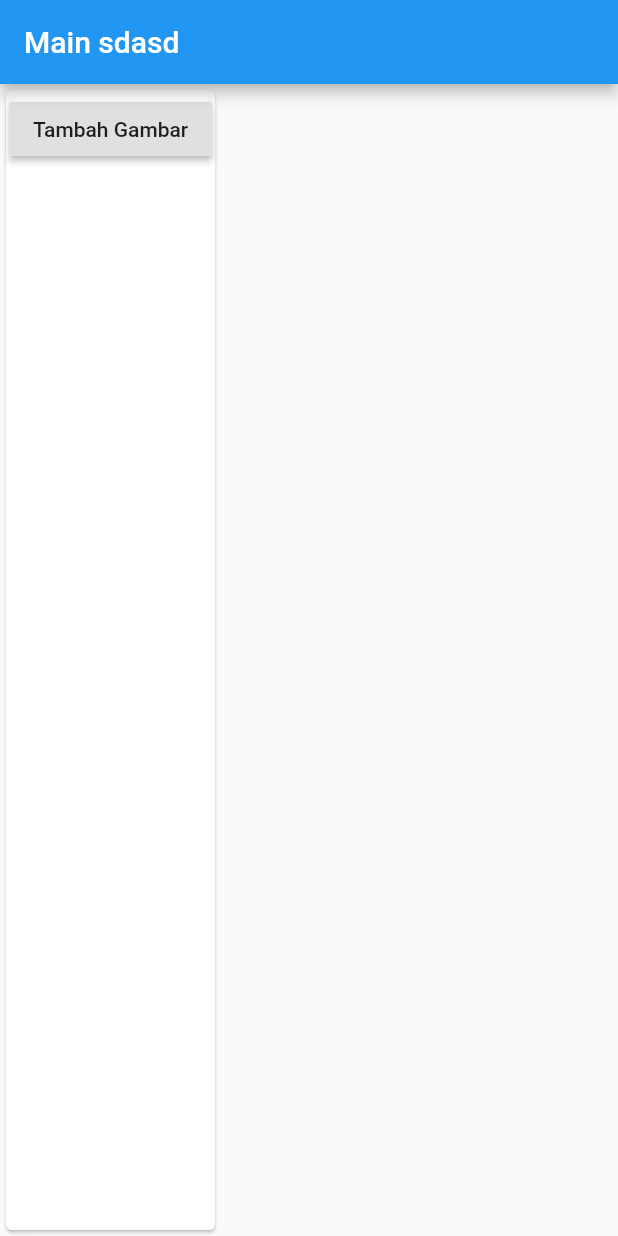
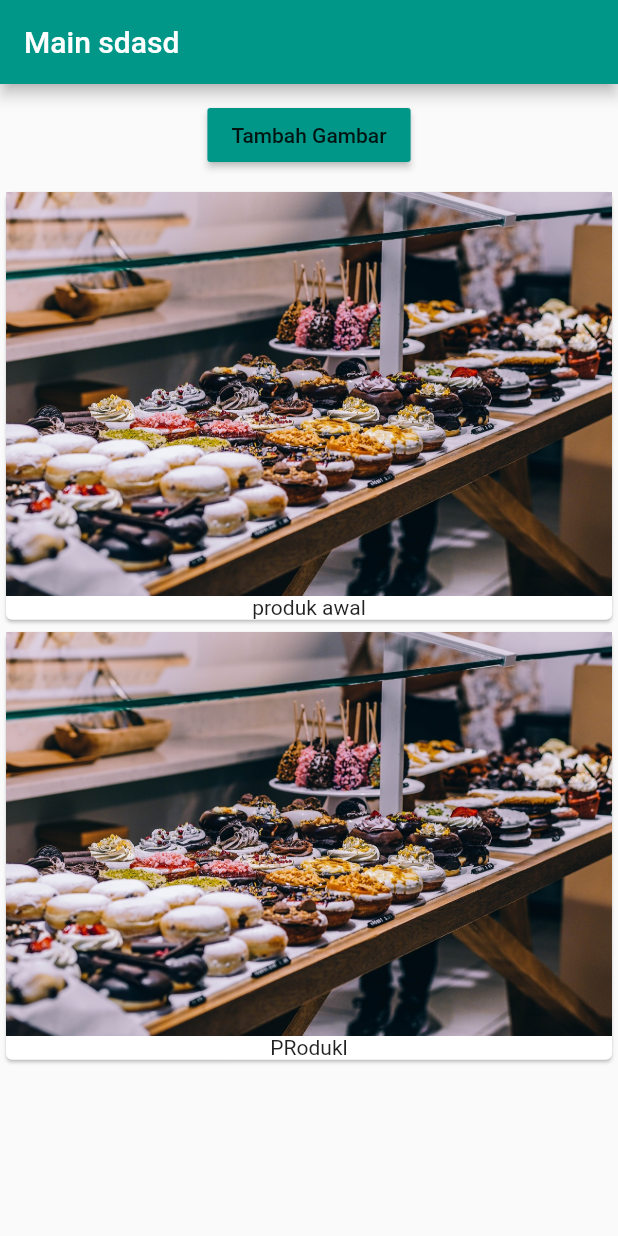
Before and after one commit to gandhiwiria78/latihan2, a Flutter app: the screen it shows after launch, after a tap on "Tambah Gambar", on a phone screen of 412 x 824 dp. Run offline on Flutter 3.47's test engine with Material 2 defaults, Android fonts, the light colour scheme and no system bars.

Commit message:
Latihan Bab 2 no.26

```diff
--- a/lib/main.dart
+++ b/lib/main.dart
@@ -1,42 +1,21 @@
 import 'package:flutter/material.dart';
+import './produks_manager.dart';
 
 void main() => {runApp(MyApp())};
 
-class MyApp extends StatefulWidget {
-  @override
-  State<StatefulWidget> createState() {
-    return _MyAppState();
-  }
-}
-
-class _MyAppState extends State<MyApp> {
-  List<String> _produks = ['Test'];
-
+class MyApp extends StatelessWidget {
   @override
   Widget build(BuildContext context) {
-    print('ssdasdsa');
     return MaterialApp(
+      theme: ThemeData(
+        primarySwatch: Colors.teal,
+        accentColor: Colors.tealAccent
+      ),
       home: Scaffold(
         appBar: AppBar(
           title: Text("Main sdasd"),
         ),
-        body: Card(
-            child: Column(
-          children: <Widget>[
-            Container(
-              margin: EdgeInsets.all(2),
-              child: RaisedButton(
-                onPressed: () {
-                  setState(() {
-                    _produks.add("value");
-                  });
-                },
-                child: Text("Tambah Gambar"),
-              ),
-            ),
-
-          ],
-        )),
+        body: ProdukManager('produk awal')
       ),
     );
   }
--- a/lib/produks.dart
+++ b/lib/produks.dart
@@ -1,17 +1,21 @@
 import 'package:flutter/material.dart';
 
-class produks extends StatelessWidget {
-  const produks({Key key}) : super(key: key);
+class Produks extends StatelessWidget {
+  final List<String> produks;
+  Produks( this.produks){
+    print("Produk Konstruksi");
+  }
 
   @override
   Widget build(BuildContext context) {
+    print("Produk Build");
     return Column(
-      children: _produks
+      children: produks
           .map((element) => Card(
                 child: Column(
                   children: <Widget>[
                     Image.asset('assets/food.jpg'),
-                    Text('Makanan')
+                    Text(element)
                   ],
                 ),
               ))
--- /dev/null
+++ b/lib/produks_manager.dart
@@ -0,0 +1,52 @@
+import 'package:flutter/material.dart';
+import './produks.dart';
+
+class ProdukManager extends StatefulWidget {
+  final String produkAwal;
+
+  ProdukManager(this.produkAwal) {
+    print("ProdukManager konstruksi");
+  }
+  @override
+  State<StatefulWidget> createState() {
+
+    print("ProdukManager createState");
+    return _ProdukManagerState();
+  }
+}
+
+class _ProdukManagerState extends State<ProdukManager> {
+  List<String> _produks = [];
+  @override
+  void initState() {
+    print("ProdukManager initState");
+    _produks.add(widget.produkAwal);
+    super.initState();
+  }
+
+  @override
+  void didUpdateWidget(ProdukManager oldWidget) {
+    print("ProdukManager didUpdateWidget");
+    super.didUpdateWidget(oldWidget);
+  }
+
+  @override
+  Widget build(BuildContext context) {
+    print("ProdukManager build");
+    return Column(children: [
+      Container(
+        margin: EdgeInsets.all(10),
+        child: RaisedButton(
+          color: Theme.of(context).primaryColor,
+          onPressed: () {
+            setState(() {
+              _produks.add("PRodukl");
+            });
+          },
+          child: Text("Tambah Gambar"),
+        ),
+      ),
+      Produks(_produks)
+    ]);
+  }
+}
```
